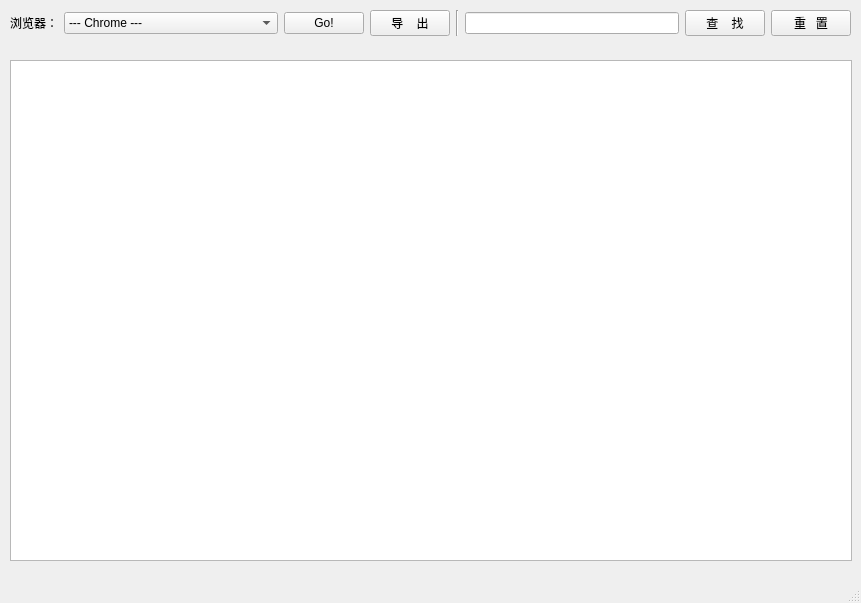
This is tools/BrowerPasswd.ui in etony/myPyTool as Qt 5 draws it before an edit. The edited form follows.
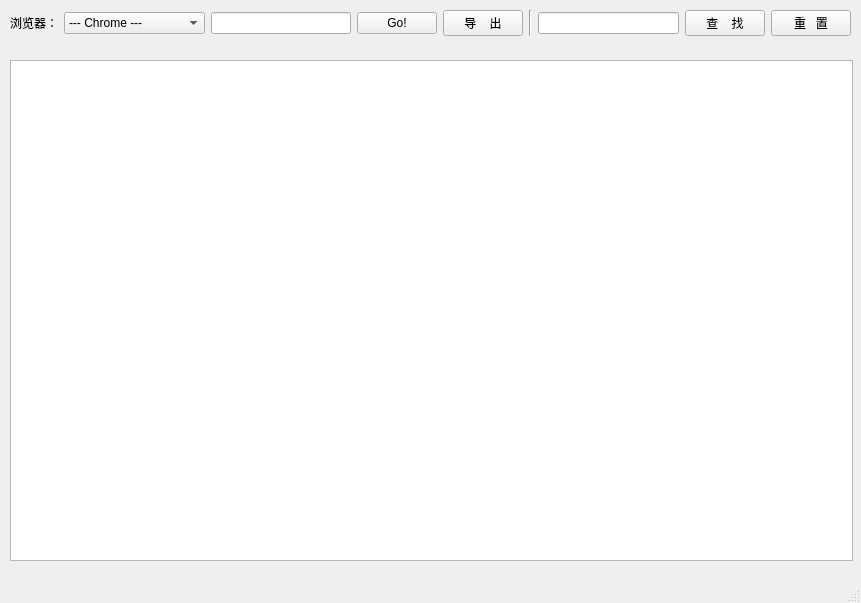
This is the edited form.

```diff
--- a/tools/BrowerPasswd.ui
+++ b/tools/BrowerPasswd.ui
@@ -25,7 +25,7 @@
      <rect>
       <x>10</x>
       <y>60</y>
-      <width>842</width>
+      <width>843</width>
       <height>501</height>
      </rect>
     </property>
@@ -80,6 +80,21 @@
          <string>--- Edge ---</string>
         </property>
        </item>
+       <item>
+        <property name="text">
+         <string>--- Firefox ---</string>
+        </property>
+       </item>
+      </widget>
+     </item>
+     <item>
+      <widget class="QLineEdit" name="le_askpass">
+       <property name="sizePolicy">
+        <sizepolicy hsizetype="Preferred" vsizetype="Fixed">
+         <horstretch>0</horstretch>
+         <verstretch>0</verstretch>
+        </sizepolicy>
+       </property>
       </widget>
      </item>
      <item>
```
